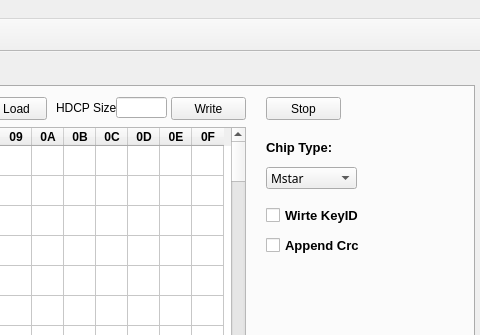
This is mainwindow.ui in HeartbreakSurvivor/DDCTool as Qt 5 draws it before an edit; both pictures show x 332 to 812 and y 0 to 335 of the 812 by 603 pixel window. The edited form follows.
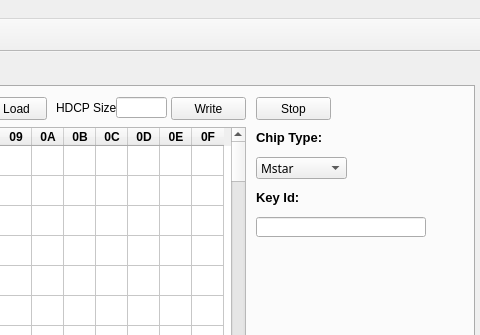
This is the edited form. The open tabs and pages were chosen to show the change. Icons and pictures are not drawn.

Diff of the .ui file:
```diff
--- a/mainwindow.ui
+++ b/mainwindow.ui
@@ -1091,53 +1091,10 @@
        <string>Write</string>
       </property>
      </widget>
-     <widget class="QCheckBox" name="writekeyidcheckBox">
-      <property name="geometry">
-       <rect>
-        <x>590</x>
-        <y>120</y>
-        <width>101</width>
-        <height>16</height>
-       </rect>
-      </property>
-      <property name="font">
-       <font>
-        <family>Arial</family>
-        <pointsize>10</pointsize>
-        <weight>75</weight>
-        <bold>true</bold>
-       </font>
-      </property>
-      <property name="text">
-       <string>Wirte KeyID</string>
-      </property>
-     </widget>
-     <widget class="QCheckBox" name="appendCrccheckBox">
-      <property name="geometry">
-       <rect>
-        <x>590</x>
-        <y>150</y>
-        <width>111</width>
-        <height>16</height>
-       </rect>
-      </property>
-      <property name="font">
-       <font>
-        <family>Arial</family>
-        <pointsize>10</pointsize>
-        <weight>75</weight>
-        <italic>false</italic>
-        <bold>true</bold>
-       </font>
-      </property>
-      <property name="text">
-       <string>Append Crc</string>
-      </property>
-     </widget>
      <widget class="QPushButton" name="stopwritehdcp_Btn">
       <property name="geometry">
        <rect>
-        <x>590</x>
+        <x>580</x>
         <y>10</y>
         <width>75</width>
         <height>23</height>
@@ -1150,8 +1107,8 @@
      <widget class="QComboBox" name="chiptypecomboBox">
       <property name="geometry">
        <rect>
-        <x>590</x>
-        <y>80</y>
+        <x>580</x>
+        <y>70</y>
         <width>91</width>
         <height>22</height>
        </rect>
@@ -1175,8 +1132,8 @@
      <widget class="QLabel" name="label_14">
       <property name="geometry">
        <rect>
-        <x>590</x>
-        <y>50</y>
+        <x>580</x>
+        <y>40</y>
         <width>91</width>
         <height>21</height>
        </rect>
@@ -1193,6 +1150,40 @@
        <string>Chip Type:</string>
       </property>
      </widget>
+     <widget class="QLineEdit" name="hdcpkeyidlineEdit">
+      <property name="geometry">
+       <rect>
+        <x>580</x>
+        <y>130</y>
+        <width>170</width>
+        <height>20</height>
+       </rect>
+      </property>
+      <property name="text">
+       <string/>
+      </property>
+     </widget>
+     <widget class="QLabel" name="label_15">
+      <property name="geometry">
+       <rect>
+        <x>580</x>
+        <y>100</y>
+        <width>91</width>
+        <height>21</height>
+       </rect>
+      </property>
+      <property name="font">
+       <font>
+        <family>Arial</family>
+        <pointsize>10</pointsize>
+        <weight>75</weight>
+        <bold>true</bold>
+       </font>
+      </property>
+      <property name="text">
+       <string>Key Id:</string>
+      </property>
+     </widget>
     </widget>
     <widget class="QWidget" name="tab_3">
      <attribute name="title">
```
Left out of the diff: 5 changed lines with no effect on the pictures.
